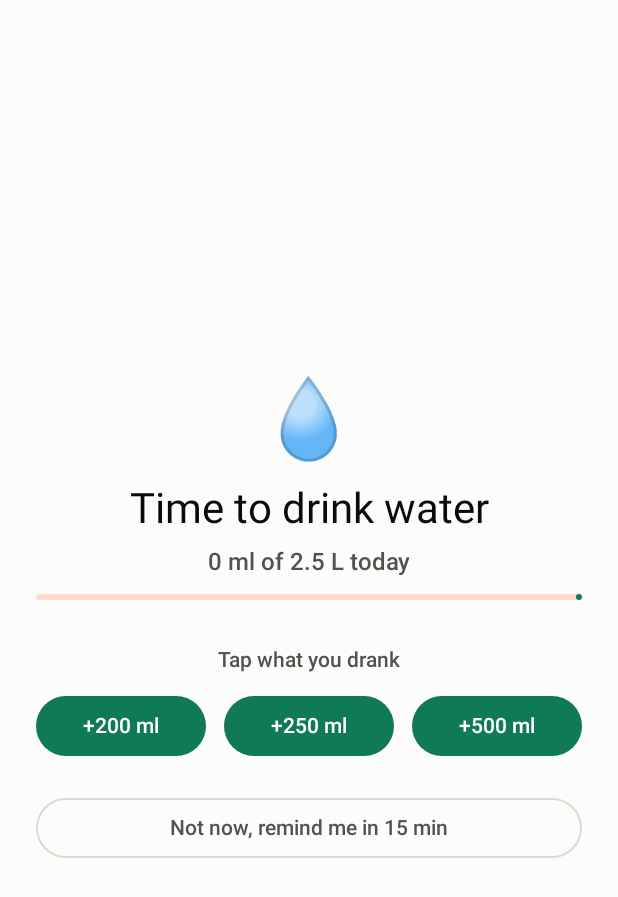
After one commit to shashi-hans/bodyfit, an Android app built with Jetpack Compose: the WaterReminderAlarmActivity screen opened directly, with no data from a screen before it, on a phone screen of 412 x 824 dp. The commit adds this screen. Shown: the top 897 px of the screen. Run offline under Robolectric (Android 15) with nearby library versions, the light colour scheme and no system bars; our stand-ins replace Room's generated code.

Commit message:
feat(water): open a ringing reminder full screen like an alarm
A reminder that only rang left users looking for what was ringing. A
ringing reminder now carries a full-screen intent to
WaterReminderAlarmActivity: over the lock screen, with the screen turned on,
it shows today's progress, the cup buttons and Not now. A cup logs the
drink; Not now or Back snoozes 15 minutes; both stop the sound. In use, the
reminder stays as a pop-up until answered. Android 14 leaves full-screen
intents to the user, so the page links to that setting. The test reminder
waits 10 seconds so the phone can be locked first.

```diff
--- /dev/null
+++ b/app/src/main/java/app/bodyfit/notification/WaterReminderAlarmActivity.kt
@@ -0,0 +1,169 @@
+package app.bodyfit.notification
+
+import android.os.Bundle
+import androidx.activity.ComponentActivity
+import androidx.activity.OnBackPressedCallback
+import androidx.activity.compose.setContent
+import androidx.activity.enableEdgeToEdge
+import androidx.compose.foundation.layout.Arrangement
+import androidx.compose.foundation.layout.Column
+import androidx.compose.foundation.layout.Row
+import androidx.compose.foundation.layout.Spacer
+import androidx.compose.foundation.layout.fillMaxSize
+import androidx.compose.foundation.layout.fillMaxWidth
+import androidx.compose.foundation.layout.height
+import androidx.compose.foundation.layout.padding
+import androidx.compose.foundation.layout.safeDrawingPadding
+import androidx.compose.material3.Button
+import androidx.compose.material3.LinearProgressIndicator
+import androidx.compose.material3.MaterialTheme
+import androidx.compose.material3.OutlinedButton
+import androidx.compose.material3.Surface
+import androidx.compose.material3.Text
+import androidx.compose.runtime.Composable
+import androidx.compose.runtime.getValue
+import androidx.compose.runtime.mutableStateOf
+import androidx.compose.runtime.remember
+import androidx.compose.runtime.setValue
+import androidx.compose.ui.Alignment
+import androidx.compose.ui.Modifier
+import androidx.compose.ui.text.style.TextAlign
+import androidx.compose.ui.unit.dp
+import androidx.core.app.NotificationManagerCompat
+import androidx.lifecycle.lifecycleScope
+import app.bodyfit.data.HealthRepository
+import app.bodyfit.data.UserSettings
+import app.bodyfit.data.Volume
+import app.bodyfit.ui.theme.BodyFitTheme
+import kotlinx.coroutines.launch
+
+/**
+ * The water reminder, full screen, like an alarm.
+ *
+ * A reminder that only rings leaves the user hunting for what is making the noise, so the
+ * ringing reminder opens this over the lock screen and turns the screen on. The sound comes
+ * from the notification and keeps going until the user chooses: a cup logs the drink, Not now
+ * (or Back) snoozes for [WaterReminder.SNOOZE_MINUTES]. Either way the notification is
+ * cancelled, which stops the sound.
+ */
+class WaterReminderAlarmActivity : ComponentActivity() {
+
+    private var answered = false
+
+    override fun onCreate(savedInstanceState: Bundle?) {
+        super.onCreate(savedInstanceState)
+        setShowWhenLocked(true)
+        setTurnScreenOn(true)
+        enableEdgeToEdge()
+
+        // Back is a "not now", not a silent exit: leaving the reminder unanswered would
+        // otherwise stop the sound with no follow-up at all.
+        onBackPressedDispatcher.addCallback(this, object : OnBackPressedCallback(true) {
+            override fun handleOnBackPressed() = snoozeAndClose()
+        })
+
+        val repository = HealthRepository(applicationContext)
+        setContent {
+            BodyFitTheme {
+                var settings by remember { mutableStateOf<UserSettings?>(null) }
+                var drank by remember { mutableStateOf(0) }
+                androidx.compose.runtime.LaunchedEffect(Unit) {
+                    settings = repository.currentSettings()
+                    drank = repository.drinkState().drankTodayMl
+                }
+                settings?.let {
+                    ReminderScreen(
+                        settings = it,
+                        drankMl = drank,
+                        onCup = ::logAndClose,
+                        onNotNow = ::snoozeAndClose,
+                    )
+                }
+            }
+        }
+    }
+
+    private fun logAndClose(amountMl: Int) {
+        if (answered) return
+        answered = true
+        stopRinging()
+        lifecycleScope.launch {
+            HealthRepository(applicationContext).logWater(amountMl)
+            finish()
+        }
+    }
+
+    private fun snoozeAndClose() {
+        if (answered) return
+        answered = true
+        stopRinging()
+        WaterReminder.snooze(applicationContext, dismissedAt = System.currentTimeMillis())
+        finish()
+    }
+
+    /** Cancelling the notification stops its sound; cancel() does not fire its delete intent. */
+    private fun stopRinging() {
+        NotificationManagerCompat.from(this).cancel(WaterReminder.NOTIFICATION_ID)
+    }
+}
+
+@Composable
+private fun ReminderScreen(
+    settings: UserSettings,
+    drankMl: Int,
+    onCup: (Int) -> Unit,
+    onNotNow: () -> Unit,
+) {
+    val goal = settings.waterGoalMl.coerceAtLeast(1)
+    Surface(modifier = Modifier.fillMaxSize(), color = MaterialTheme.colorScheme.background) {
+        Column(
+            modifier = Modifier
+                .fillMaxSize()
+                .safeDrawingPadding()
+                .padding(24.dp),
+            horizontalAlignment = Alignment.CenterHorizontally,
+            verticalArrangement = Arrangement.Center,
+        ) {
+            Text(text = "💧", style = MaterialTheme.typography.displayLarge)
+            Spacer(Modifier.height(12.dp))
+            Text(
+                text = "Time to drink water",
+                style = MaterialTheme.typography.headlineMedium,
+                color = MaterialTheme.colorScheme.onBackground,
+                textAlign = TextAlign.Center,
+            )
+            Spacer(Modifier.height(8.dp))
+            Text(
+                text = "${Volume.format(drankMl)} of ${Volume.format(settings.waterGoalMl)} today",
+                style = MaterialTheme.typography.titleMedium,
+                color = MaterialTheme.colorScheme.onSurfaceVariant,
+            )
+            Spacer(Modifier.height(12.dp))
+            LinearProgressIndicator(
+                progress = { (drankMl.toFloat() / goal).coerceIn(0f, 1f) },
+                modifier = Modifier.fillMaxWidth(),
+            )
+            Spacer(Modifier.height(32.dp))
+            Text(
+                text = "Tap what you drank",
+                style = MaterialTheme.typography.labelLarge,
+                color = MaterialTheme.colorScheme.onSurfaceVariant,
+            )
+            Spacer(Modifier.height(12.dp))
+            Row(
+                modifier = Modifier.fillMaxWidth(),
+                horizontalArrangement = Arrangement.spacedBy(12.dp),
+            ) {
+                settings.cupSizesMl.forEach { amount ->
+                    Button(onClick = { onCup(amount) }, modifier = Modifier.weight(1f)) {
+                        Text(text = "+$amount ml", maxLines = 1, softWrap = false)
+                    }
+                }
+            }
+            Spacer(Modifier.height(20.dp))
+            OutlinedButton(onClick = onNotNow, modifier = Modifier.fillMaxWidth()) {
+                Text("Not now, remind me in ${WaterReminder.SNOOZE_MINUTES} min")
+            }
+        }
+    }
+}
```
Also changed, not shown: app/src/main/AndroidManifest.xml (+14 -0 lines), app/src/main/java/app/bodyfit/notification/WaterReminder.kt (+33 -2 lines), app/src/main/java/app/bodyfit/ui/HealthViewModel.kt (+8 -1 lines), app/src/main/java/app/bodyfit/ui/screens/WaterReminderScreen.kt (+34 -6 lines), 3 other files.
